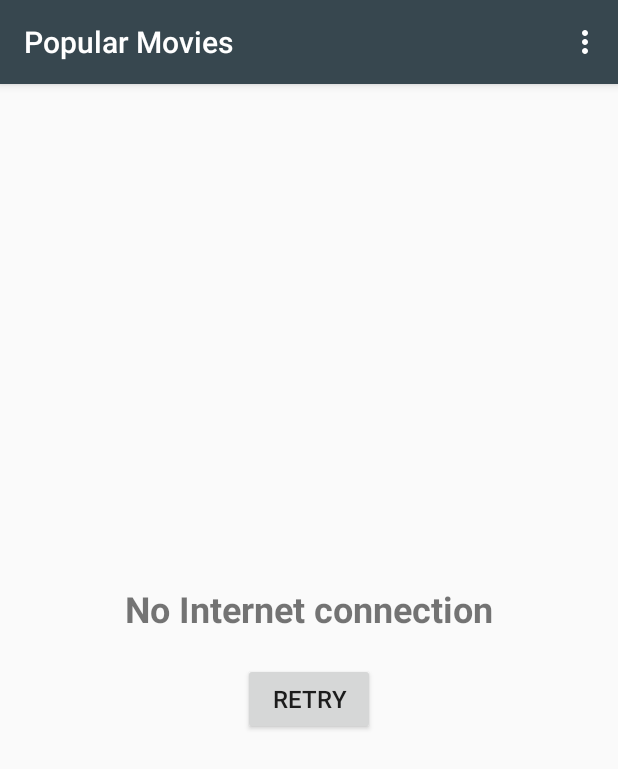
After one commit to ankitkesarwani/popular-movies-stage-1, an Android app: the fragment NoInternetFragment placed in its activity, on a phone screen of 412 x 824 dp. The commit adds this screen. Shown: the top 769 px of the screen. Run offline under Robolectric (Android 15) with nearby library versions, the phone set to English and light mode, and no system bars; pictures from the network do not load.

Commit message:
Add NoInternetFragment to handle no internet scenarios

```diff
--- a/app/src/main/AndroidManifest.xml
+++ b/app/src/main/AndroidManifest.xml
@@ -3,6 +3,7 @@
     package="com.henriquenfaria.popularmovies">
 
     <uses-permission android:name="android.permission.INTERNET" />
+    <uses-permission android:name="android.permission.ACCESS_NETWORK_STATE" />
 
     <application
         android:allowBackup="true"
--- a/app/src/main/java/com/henriquenfaria/popularmovies/MoviesActivity.java
+++ b/app/src/main/java/com/henriquenfaria/popularmovies/MoviesActivity.java
@@ -1,15 +1,20 @@
 package com.henriquenfaria.popularmovies;
 
+import android.content.Context;
 import android.content.Intent;
 import android.content.res.Configuration;
+import android.net.ConnectivityManager;
+import android.net.NetworkInfo;
 import android.os.Bundle;
+import android.support.v4.app.Fragment;
 import android.support.v4.app.FragmentManager;
 import android.support.v4.app.FragmentTransaction;
 import android.support.v7.app.AppCompatActivity;
 import android.view.Menu;
 import android.view.MenuItem;
+import android.widget.Toast;
 
-public class MoviesActivity extends AppCompatActivity implements MoviesFragment.OnListFragmentInteractionListener {
+public class MoviesActivity extends AppCompatActivity implements MoviesFragment.OnMoviesListInteractionListener, NoInternetFragment.OnRetryInteractionListener {
 
     private static final String LOG_TAG = MoviesActivity.class.getSimpleName();
 
@@ -17,22 +22,41 @@ public class MoviesActivity extends AppCompatActivity implements MoviesFragment.
     protected void onCreate(Bundle savedInstanceState) {
         super.onCreate(savedInstanceState);
         setContentView(R.layout.activity_movies);
+
+        FragmentManager fragmentManager = getSupportFragmentManager();
+        FragmentTransaction fragmentTransaction = fragmentManager.beginTransaction();
+
         if (savedInstanceState == null) {
-            MoviesFragment movieFragment;
-            if (getResources().getConfiguration().orientation == Configuration.ORIENTATION_PORTRAIT) {
-                movieFragment = MoviesFragment.newInstance(Constants.PORTRAIT_COLUMN_COUNT);
+            if (isInternetConnected()) {
+                MoviesFragment moviesFragment = getMoviesFragment(getResources().getConfiguration());
+                fragmentTransaction.add(R.id.movies_fragment_container, moviesFragment).commit();
             } else {
-                movieFragment = MoviesFragment.newInstance(Constants.LANDSCAPE_COLUMN_COUNT);
+                NoInternetFragment noInternetFragment = NoInternetFragment.newInstance();
+                fragmentTransaction.add(R.id.movies_fragment_container, noInternetFragment).commit();
             }
-
-            FragmentManager fragmentManager = getSupportFragmentManager();
-            FragmentTransaction fragmentTransaction = fragmentManager.beginTransaction();
-            fragmentTransaction.add(R.id.movies_fragment_container, movieFragment).commit();
+        } else {
+            Fragment currentFragment = fragmentManager.findFragmentById(R.id.movies_fragment_container);
+            if (currentFragment instanceof MoviesFragment && !isInternetConnected()) {
+                NoInternetFragment noInternetFragment = NoInternetFragment.newInstance();
+                fragmentTransaction.replace(R.id.movies_fragment_container, noInternetFragment).commit();
+            } else if (currentFragment instanceof NoInternetFragment && isInternetConnected()) {
+                MoviesFragment moviesFragment = getMoviesFragment(getResources().getConfiguration());
+                fragmentTransaction.replace(R.id.movies_fragment_container, moviesFragment).commit();
+            }
         }
     }
 
+    private MoviesFragment getMoviesFragment(Configuration config) {
+        if (config.orientation == Configuration.ORIENTATION_PORTRAIT) {
+            return MoviesFragment.newInstance(Constants.PORTRAIT_COLUMN_COUNT);
+        } else {
+            return MoviesFragment.newInstance(Constants.LANDSCAPE_COLUMN_COUNT);
+        }
+    }
+
+
     @Override
-    public void onListFragmentInteraction(Movie movieItem) {
+    public void onMoviesListInteraction(Movie movieItem) {
         Intent intent = new Intent(this, DetailsActivity.class).putExtra(Constants.EXTRA_MOVIE, movieItem);
         startActivity(intent);
     }
@@ -54,4 +78,49 @@ public class MoviesActivity extends AppCompatActivity implements MoviesFragment.
 
         return super.onOptionsItemSelected(item);
     }
+
+
+    /*
+    * Method to check if internet connection is available or not.
+    * Method from http://stackoverflow.com/questions/16481334/check-network-connection-in-fragment
+     */
+    public boolean isInternetConnected() {
+
+        ConnectivityManager connMgr = (ConnectivityManager)
+                getSystemService(Context.CONNECTIVITY_SERVICE);
+
+        NetworkInfo networkInfo = connMgr.getActiveNetworkInfo();
+
+        if (networkInfo != null && networkInfo.isConnected()) {
+            return true;
+        } else {
+            return false;
+        }
+    }
+
+    @Override
+    protected void onStart() {
+        super.onStart();
+
+        FragmentManager fragmentManager = getSupportFragmentManager();
+        Fragment currentFragment = fragmentManager.findFragmentById(R.id.movies_fragment_container);
+        if (currentFragment instanceof MoviesFragment && !isInternetConnected()) {
+            FragmentTransaction fragmentTransaction = fragmentManager.beginTransaction();
+            NoInternetFragment noInternetFragment = NoInternetFragment.newInstance();
+            fragmentTransaction.replace(R.id.movies_fragment_container, noInternetFragment).commit();
+        }
+    }
+
+    @Override
+    public void onRetryInteraction() {
+        FragmentManager fragmentManager = getSupportFragmentManager();
+        Fragment currentFragment = fragmentManager.findFragmentById(R.id.movies_fragment_container);
+        if (currentFragment instanceof NoInternetFragment && isInternetConnected()) {
+            FragmentTransaction fragmentTransaction = fragmentManager.beginTransaction();
+            MoviesFragment moviesFragment = getMoviesFragment(getResources().getConfiguration());
+            fragmentTransaction.replace(R.id.movies_fragment_container, moviesFragment).commit();
+        } else if (!isInternetConnected()) {
+            Toast.makeText(this, R.string.toast_no_internet_connection, Toast.LENGTH_SHORT).show();
+        }
+    }
 }
--- a/app/src/main/java/com/henriquenfaria/popularmovies/MoviesFragment.java
+++ b/app/src/main/java/com/henriquenfaria/popularmovies/MoviesFragment.java
@@ -33,7 +33,7 @@ import java.util.List;
 /**
  * A fragment representing a list of Items.
  * <p>
- * Activities containing this fragment MUST implement the {@link OnListFragmentInteractionListener}
+ * Activities containing this fragment MUST implement the {@link OnMoviesListInteractionListener}
  * interface.
  */
 public class MoviesFragment extends Fragment {
@@ -41,7 +41,7 @@ public class MoviesFragment extends Fragment {
     private static final String LOG_TAG = MoviesActivity.class.getSimpleName();
     private static final String ARG_COLUMN_COUNT = "column-count";
     private int mColumnCount = Constants.PORTRAIT_COLUMN_COUNT;
-    private OnListFragmentInteractionListener mListener;
+    private OnMoviesListInteractionListener mListener;
     private MoviesRecyclerViewAdapter mMoviesRecyclerViewAdapter;
     private List<Movie> mMoviesList;
     private String mLastUpdateOrder;
@@ -154,11 +154,11 @@ public class MoviesFragment extends Fragment {
     @Override
     public void onAttach(Context context) {
         super.onAttach(context);
-        if (context instanceof OnListFragmentInteractionListener) {
-            mListener = (OnListFragmentInteractionListener) context;
+        if (context instanceof OnMoviesListInteractionListener) {
+            mListener = (OnMoviesListInteractionListener) context;
         } else {
             throw new RuntimeException(context.toString()
-                    + " must implement OnListFragmentInteractionListener");
+                    + " must implement OnMoviesListFragmentInteractionListener");
         }
     }
 
@@ -178,9 +178,8 @@ public class MoviesFragment extends Fragment {
      * "http://developer.android.com/training/basics/fragments/communicating.html"
      * >Communicating with Other Fragments</a> for more information.
      */
-    public interface OnListFragmentInteractionListener {
-        // TODO: Update argument type and name
-        void onListFragmentInteraction(Movie item);
+    public interface OnMoviesListInteractionListener {
+        void onMoviesListInteraction(Movie item);
     }
 
     public class FetchMoviesTask extends AsyncTask<String, Void, Movie[]> {
--- a/app/src/main/java/com/henriquenfaria/popularmovies/MoviesRecyclerViewAdapter.java
+++ b/app/src/main/java/com/henriquenfaria/popularmovies/MoviesRecyclerViewAdapter.java
@@ -13,7 +13,7 @@ import java.util.List;
 
 /**
  * {@link RecyclerView.Adapter} that can display a {@link Movie} and makes a call to the
- * specified {@link MoviesFragment.OnListFragmentInteractionListener}.
+ * specified {@link MoviesFragment.OnMoviesListFragmentInteractionListener}.
  * TODO: Replace the implementation with code for your data type.
  */
 public class MoviesRecyclerViewAdapter extends RecyclerView.Adapter<MoviesRecyclerViewAdapter.ViewHolder> {
@@ -21,9 +21,9 @@ public class MoviesRecyclerViewAdapter extends RecyclerView.Adapter<MoviesRecycl
     private static final String LOG_TAG = MoviesRecyclerViewAdapter.class.getSimpleName();
 
     private final List<Movie> mMoviesList;
-    private final MoviesFragment.OnListFragmentInteractionListener mListener;
+    private final MoviesFragment.OnMoviesListInteractionListener mListener;
 
-    public MoviesRecyclerViewAdapter(List<Movie> moviesList, MoviesFragment.OnListFragmentInteractionListener listener) {
+    public MoviesRecyclerViewAdapter(List<Movie> moviesList, MoviesFragment.OnMoviesListInteractionListener listener) {
         mMoviesList = moviesList;
         mListener = listener;
     }
@@ -48,7 +48,7 @@ public class MoviesRecyclerViewAdapter extends RecyclerView.Adapter<MoviesRecycl
                 if (null != mListener) {
                     // Notify the active callbacks interface (the activity, if the
                     // fragment is attached to one) that an item has been selected.
-                    mListener.onListFragmentInteraction(holder.mItem);
+                    mListener.onMoviesListInteraction(holder.mItem);
                 }
             }
         });
--- /dev/null
+++ b/app/src/main/java/com/henriquenfaria/popularmovies/NoInternetFragment.java
@@ -0,0 +1,83 @@
+package com.henriquenfaria.popularmovies;
+
+import android.content.Context;
+import android.os.Bundle;
+import android.support.v4.app.Fragment;
+import android.view.LayoutInflater;
+import android.view.View;
+import android.view.ViewGroup;
+import android.widget.Button;
+
+public class NoInternetFragment extends Fragment {
+
+
+    private OnRetryInteractionListener mListener;
+
+    public NoInternetFragment() {
+        // Required empty public constructor
+    }
+
+
+
+    public static NoInternetFragment newInstance() {
+        NoInternetFragment fragment = new NoInternetFragment();
+        return fragment;
+    }
+
+    @Override
+    public void onCreate(Bundle savedInstanceState) {
+        super.onCreate(savedInstanceState);
+    }
+
+    @Override
+    public View onCreateView(LayoutInflater inflater, ViewGroup container,
+                             Bundle savedInstanceState) {
+        View view = inflater.inflate(R.layout.fragment_no_internet, container, false);
+        Button retryButton =  (Button) view.findViewById(R.id.retry_button);
+        retryButton.setOnClickListener(new View.OnClickListener() {
+            @Override
+            public void onClick(View view) {
+                onRetryButtonPressed();
+            }
+        });
+        return view;
+    }
+
+    public void onRetryButtonPressed() {
+        if (mListener != null) {
+            mListener.onRetryInteraction();
+        }
+    }
+
+    @Override
+    public void onAttach(Context context) {
+        super.onAttach(context);
+        if (context instanceof OnRetryInteractionListener) {
+            mListener = (OnRetryInteractionListener) context;
+        } else {
+            throw new RuntimeException(context.toString()
+                    + " must implement OnFragmentInteractionListener");
+        }
+    }
+
+    @Override
+    public void onDetach() {
+        super.onDetach();
+        mListener = null;
+    }
+
+    /**
+     * This interface must be implemented by activities that contain this
+     * fragment to allow an interaction in this fragment to be communicated
+     * to the activity and potentially other fragments contained in that
+     * activity.
+     * <p/>
+     * See the Android Training lesson <a href=
+     * "http://developer.android.com/training/basics/fragments/communicating.html"
+     * >Communicating with Other Fragments</a> for more information.
+     */
+    public interface OnRetryInteractionListener {
+        // TODO: Update argument type and name
+        void onRetryInteraction();
+    }
+}
--- /dev/null
+++ b/app/src/main/res/layout/fragment_no_internet.xml
@@ -0,0 +1,32 @@
+<FrameLayout xmlns:android="http://schemas.android.com/apk/res/android"
+    xmlns:tools="http://schemas.android.com/tools"
+    android:layout_width="match_parent"
+    android:layout_height="match_parent"
+    tools:context="com.henriquenfaria.popularmovies.NoInternetFragment">
+
+    <!-- TODO: Update blank fragment layout -->
+
+    <LinearLayout
+        android:layout_width="match_parent"
+        android:layout_height="match_parent"
+        android:orientation="vertical"
+        android:gravity="center">
+
+        <TextView
+            android:layout_width="wrap_content"
+            android:layout_height="wrap_content"
+            android:text="@string/no_internet_connection"
+            android:textStyle="bold"
+            android:textSize="@dimen/text_size_heading"
+            android:layout_marginBottom="20dp"/>
+        <Button
+            android:id="@+id/retry_button"
+            android:layout_width="wrap_content"
+            android:layout_height="wrap_content"
+            android:text="@string/button_retry"
+            android:textSize="@dimen/text_size_subheading"/>
+
+    </LinearLayout>
+
+
+</FrameLayout>
--- a/app/src/main/res/values/dimens.xml
+++ b/app/src/main/res/values/dimens.xml
@@ -3,6 +3,7 @@
     <dimen name="activity_horizontal_margin">16dp</dimen>
     <dimen name="activity_vertical_margin">16dp</dimen>
     <dimen name="text_margin">16dp</dimen>
+    <dimen name="text_size_heading">24sp</dimen>
     <dimen name="text_size_subheading">16sp</dimen>
     <dimen name="text_size_body">14sp</dimen>
 </resources>
--- a/app/src/main/res/values/strings.xml
+++ b/app/src/main/res/values/strings.xml
@@ -9,10 +9,16 @@
     <string name="header_title">Title</string>
     <string name="header_vote_average">User rating</string>
     <string name="header_release_date">Release date</string>
-    <string name="header_overview">Plot synopsis </string>
+    <string name="header_overview">Plot synopsis</string>
+    <string name="toast_no_internet_connection">Still no Internet connection. Please try again.</string>
+    <string name="button_retry">RETRY</string>
+    <string name="no_internet_connection">No Internet connection</string>
 
     <!-- Do not translate -->
     <string name="pref_sort_order_key" translatable="false">sort_order</string>
     <string name="pref_popular_value" translatable="false">popular_value</string>
     <string name="pref_top_rated_value" translatable="false">top_rated_value</string>
+
+    <!-- TODO: Remove or change this placeholder text -->
+    <string name="hello_blank_fragment">Hello blank fragment</string>
 </resources>
```
